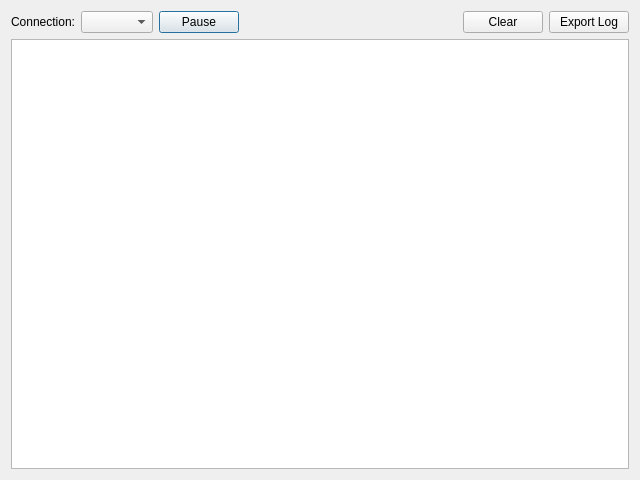
Above: omodsim/dialogs/dialograwdatalog.ui from sanny32/OpenModSim before the change. Below: the same form after it.
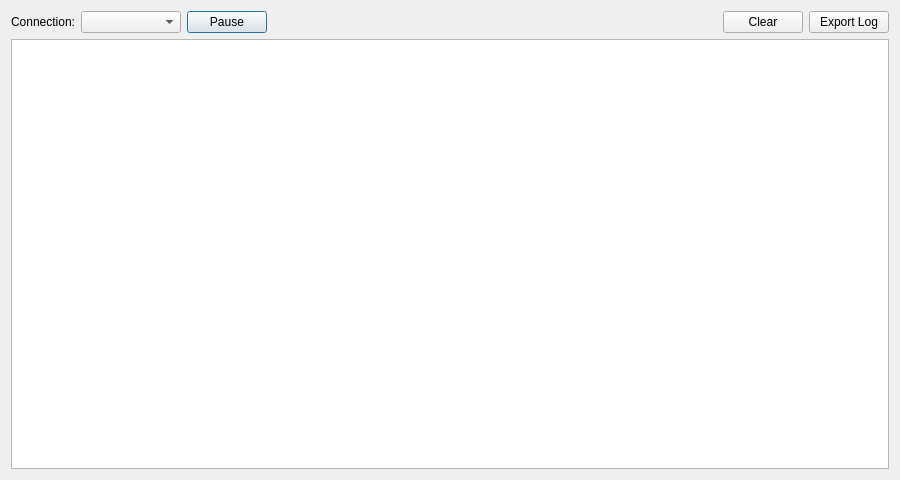
That is the form after the change.

Patch:
```diff
--- a/omodsim/dialogs/dialograwdatalog.ui
+++ b/omodsim/dialogs/dialograwdatalog.ui
@@ -6,7 +6,7 @@
    <rect>
     <x>0</x>
     <y>0</y>
-    <width>640</width>
+    <width>900</width>
     <height>480</height>
    </rect>
   </property>
@@ -24,7 +24,14 @@
       </widget>
      </item>
      <item>
-      <widget class="QComboBox" name="comboBoxServers"/>
+      <widget class="QComboBox" name="comboBoxServers">
+       <property name="minimumSize">
+        <size>
+         <width>100</width>
+         <height>0</height>
+        </size>
+       </property>
+      </widget>
      </item>
      <item>
       <widget class="QPushButton" name="pushButtonPause">
```
